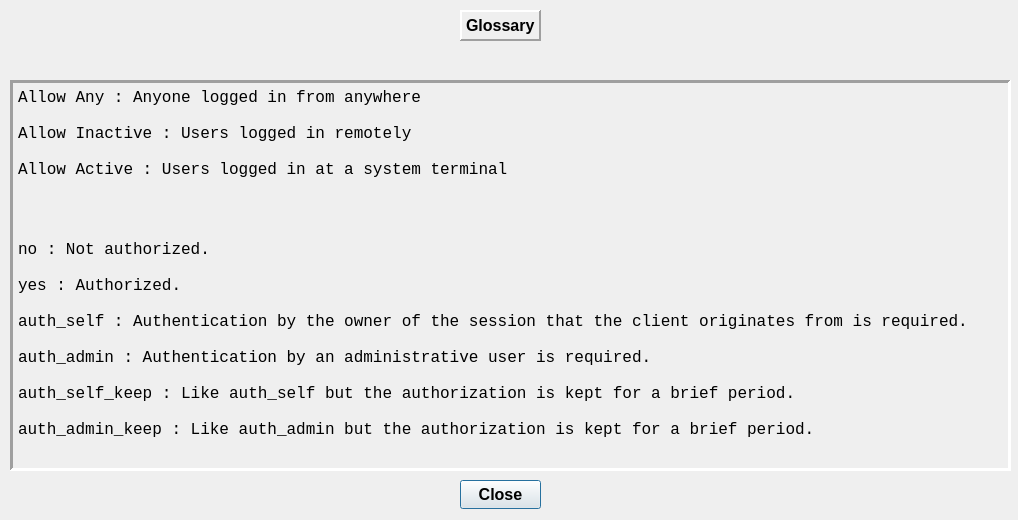
Before: the Qt Designer form Glossary.ui in scarygliders/Polkit-Explorer, drawn with Qt 5.
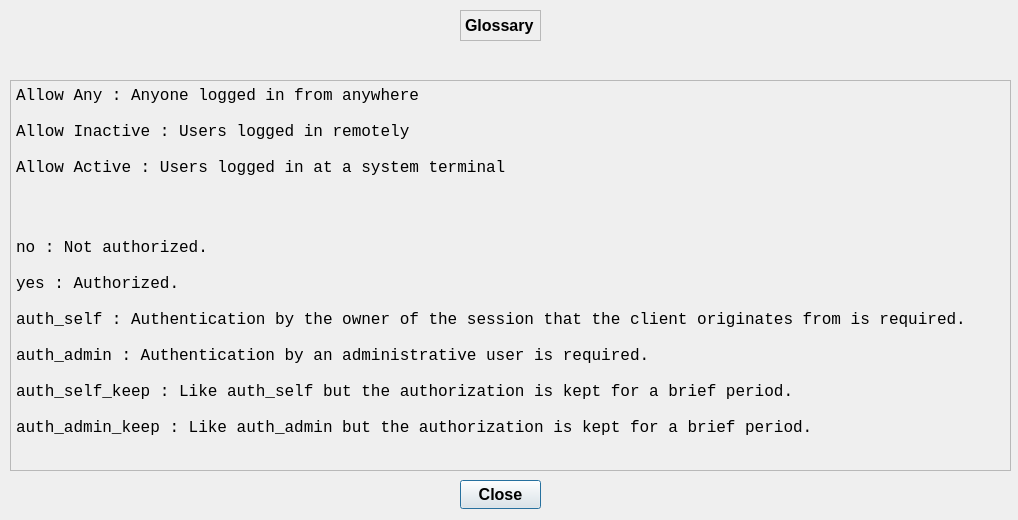
After: the same form once the commit is applied.

What changed in the file:
```diff
--- a/Glossary.ui
+++ b/Glossary.ui
@@ -45,10 +45,10 @@
     </font>
    </property>
    <property name="frameShape">
-    <enum>QFrame::Panel</enum>
+    <enum>QFrame::StyledPanel</enum>
    </property>
    <property name="frameShadow">
-    <enum>QFrame::Raised</enum>
+    <enum>QFrame::Plain</enum>
    </property>
    <property name="lineWidth">
     <number>2</number>
@@ -78,7 +78,7 @@
     </font>
    </property>
    <property name="frameShape">
-    <enum>QFrame::Panel</enum>
+    <enum>QFrame::StyledPanel</enum>
    </property>
    <property name="frameShadow">
     <enum>QFrame::Sunken</enum>
```
